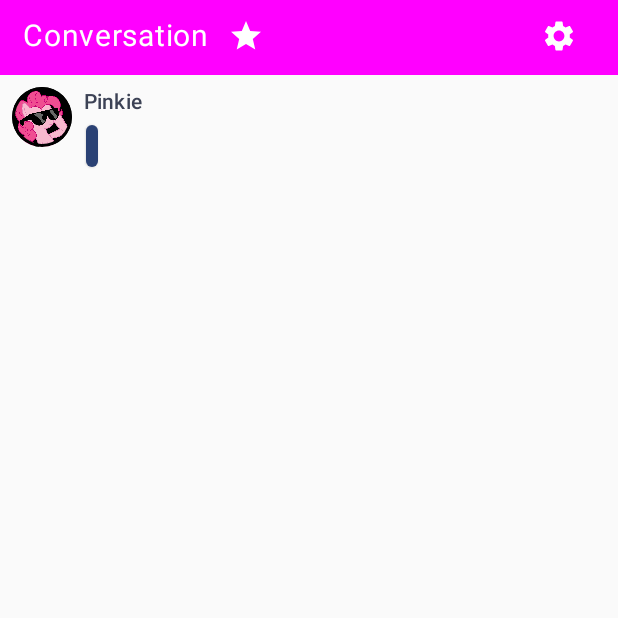
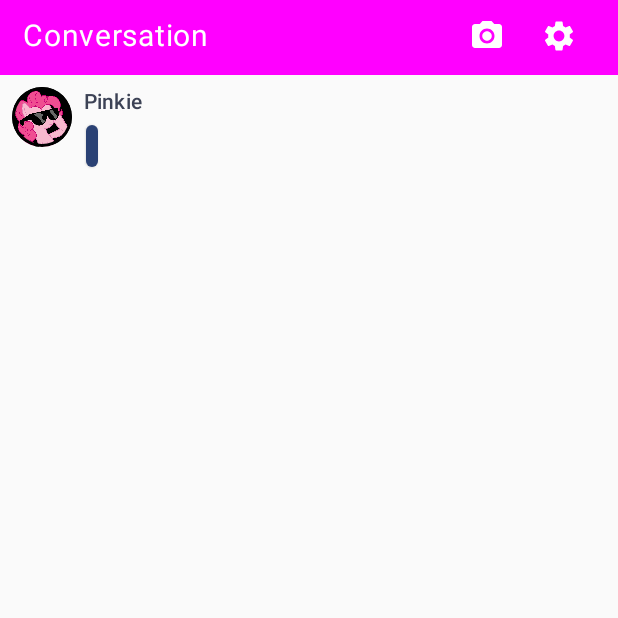
Before and after one commit to iina-nikkarikoski/MobiComp, an Android app built with Jetpack Compose: the screen it shows after launch (MainActivity), after a tap on "Pinkie", on a phone screen of 412 x 824 dp, the top half of it. Run offline under Robolectric (Android 15) with nearby library versions, the light colour scheme and no system bars; our stand-ins replace Room's generated code, livedata-compose; 3 other taps on this screen came first.

Commit message:
project edits pt 3

```diff
--- a/MyApplication/app/build.gradle.kts
+++ b/MyApplication/app/build.gradle.kts
@@ -34,17 +34,19 @@ android {
     kotlinOptions {
         jvmTarget = "1.8"
     }
+
     buildFeatures {
         compose = true
     }
     composeOptions {
-        kotlinCompilerExtensionVersion = "1.5.1"
+        kotlinCompilerExtensionVersion = "1.5.10"
     }
     packaging {
         resources {
             excludes += "/META-INF/{AL2.0,LGPL2.1}"
         }
     }
+
 }
 
 dependencies {
@@ -105,7 +107,6 @@ dependencies {
     implementation("androidx.compose.material3:material3:1.2.0")
 
     val cameraxVersion = "1.3.0-rc01"
-
     implementation("androidx.camera:camera-core:$cameraxVersion")
     implementation("androidx.camera:camera-camera2:$cameraxVersion")
     implementation("androidx.camera:camera-lifecycle:$cameraxVersion")
--- a/MyApplication/app/src/main/AndroidManifest.xml
+++ b/MyApplication/app/src/main/AndroidManifest.xml
@@ -19,7 +19,9 @@
         android:roundIcon="@mipmap/ic_launcher_round"
         android:supportsRtl="true"
         android:theme="@style/Theme.MyApplication"
+        android:enableOnBackInvokedCallback="true"
         tools:targetApi="31">
+
         <activity
             android:name=".MainActivity"
             android:exported="true"
--- a/MyApplication/app/src/main/java/com/example/myapplication/Camera.kt
+++ b/MyApplication/app/src/main/java/com/example/myapplication/Camera.kt
@@ -31,6 +31,7 @@ import androidx.compose.material3.ExperimentalMaterial3Api
 import androidx.compose.material3.Icon
 import androidx.compose.material3.IconButton
 import androidx.compose.material3.rememberBottomSheetScaffoldState
+import androidx.compose.runtime.Composable
 import androidx.compose.runtime.collectAsState
 import androidx.compose.runtime.getValue
 import androidx.compose.runtime.remember
@@ -41,10 +42,12 @@ import androidx.compose.ui.unit.dp
 import androidx.core.app.ActivityCompat
 import androidx.core.content.ContextCompat
 import androidx.lifecycle.viewmodel.compose.viewModel
+import androidx.navigation.NavHostController
 import com.example.myapplication.ui.theme.MyApplicationTheme
 import kotlinx.coroutines.launch
 
-class Camera : ComponentActivity() {
+class Camera: ComponentActivity() {
+    @OptIn(ExperimentalMaterial3Api::class)
     override fun onCreate(savedInstanceState: Bundle?) {
         super.onCreate(savedInstanceState)
         if (!hasRequiredPermissions()) {
--- a/MyApplication/app/src/main/java/com/example/myapplication/MainActivity.kt
+++ b/MyApplication/app/src/main/java/com/example/myapplication/MainActivity.kt
@@ -20,9 +20,6 @@ class MainActivity : ComponentActivity() {
                 val userViewModel: UserViewModel by viewModels {
                     ViewModelFactory(application)
                 }
-                /*val cameraViewModel: CameraViewModel by viewModels {
-                    ViewModelFactory(application)
-                }*/
 
                 NavHost(
                     navController = navController,
@@ -37,9 +34,9 @@ class MainActivity : ComponentActivity() {
                     composable(route = Screen.SecondScreen.route) {
                         SecondScreen(navController = navController, viewModel = userViewModel)
                     }
-                    /*composable(route = Screen.Camera.route) {
-                        Camera(navController = navController, viewModel = cameraViewModel)
-                    }*/
+                    composable(route = Screen.Camera.route) {
+                        Camera()
+                    }
                 }
             }
         }
--- a/MyApplication/app/src/main/java/com/example/myapplication/MessageScreen.kt
+++ b/MyApplication/app/src/main/java/com/example/myapplication/MessageScreen.kt
@@ -56,6 +56,7 @@ import androidx.navigation.NavController
 import androidx.navigation.compose.rememberNavController
 import coil.compose.rememberAsyncImagePainter
 import kotlin.math.round
+import androidx.compose.material.icons.filled.PhotoCamera
 
 
 //data class Message(val author: String, val body: String)
@@ -79,14 +80,14 @@ fun Settings(title: String, onCameraClick: () -> Unit, onSettingsClick: () -> Un
                 fontSize = 20.sp,
                 letterSpacing = 0.5.sp
             )
+            Spacer(modifier = Modifier.weight(1f))
             IconButton(onClick = onCameraClick) {
                 Icon(
-                    imageVector = Icons.Default.Star,
+                    imageVector = Icons.Default.PhotoCamera,
                     contentDescription = "Camera",
                     tint = Color.White
                 )
             }
-            Spacer(modifier = Modifier.weight(1f))
             IconButton(onClick = onSettingsClick) {
                 Icon(
                     imageVector = Icons.Default.Settings,
--- a/MyApplication/app/src/main/java/com/example/myapplication/SecondScreen.kt
+++ b/MyApplication/app/src/main/java/com/example/myapplication/SecondScreen.kt
@@ -166,7 +166,7 @@ fun SecondScreen(navController: NavHostController, viewModel: UserViewModel = vi
         }
     }
 
-    val cameraPermissionLauncher = rememberLauncherForActivityResult(
+    /*val cameraPermissionLauncher = rememberLauncherForActivityResult(
         ActivityResultContracts.RequestPermission()
     ) { isGranted: Boolean ->
         if (isGranted) {
@@ -174,7 +174,7 @@ fun SecondScreen(navController: NavHostController, viewModel: UserViewModel = vi
         } else {
             Toast.makeText(context, "Camera permission denied", Toast.LENGTH_SHORT).show()
         }
-    }
+    }*/
 
     val photoPicker = rememberLauncherForActivityResult(
         contract = ActivityResultContracts.PickVisualMedia(),
--- a/MyApplication/build.gradle.kts
+++ b/MyApplication/build.gradle.kts
@@ -1,5 +1,5 @@
 // Top-level build file where you can add configuration options common to all sub-projects/modules.
 plugins {
     id("com.android.application") version "8.2.2" apply false
-    id("org.jetbrains.kotlin.android") version "1.9.0" apply false
+    id("org.jetbrains.kotlin.android") version "1.9.22" apply false
 }
```
